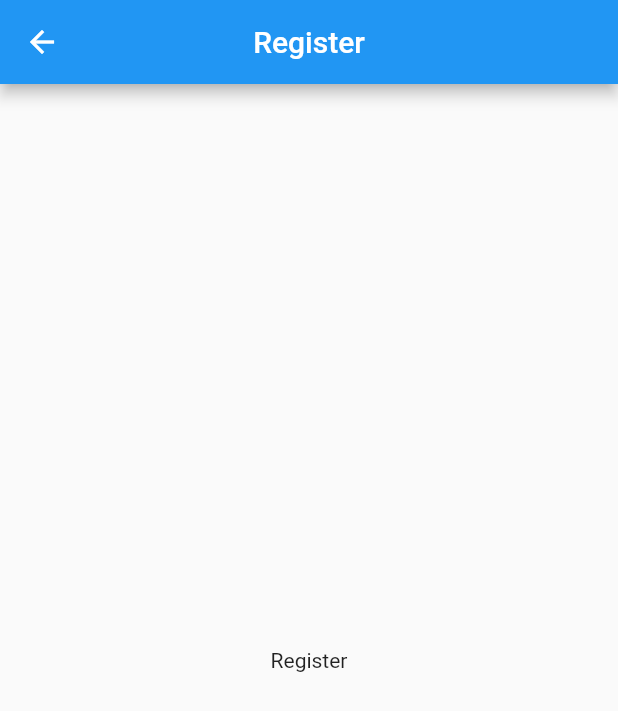
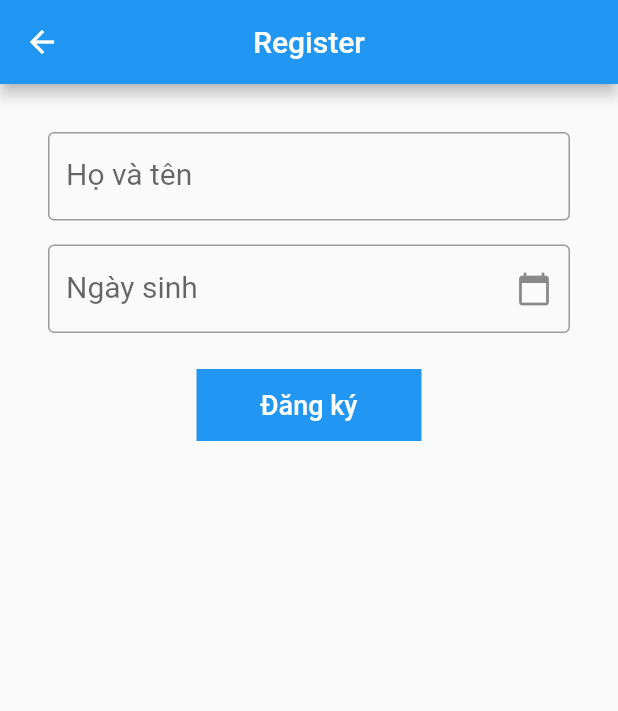
Before and after one commit to manhphan34/flutter_demo, a Flutter app: the Register screen opened by its route, on a phone screen of 412 x 824 dp. Shown: the top 711 px of the screen. Run offline on Flutter 3.47's test engine with Material 2 defaults, Android fonts, the phone set to English and light mode, and no system bars; our stand-ins replace fluttertoast, moor_flutter, shared_preferences; accounts and stored records are empty; generated files the repository leaves out were written again.

```diff
--- a/lib/src/data/moor/database.dart
+++ b/lib/src/data/moor/database.dart
@@ -11,7 +11,6 @@ class User extends Table {
   TextColumn get name => text().named('name')();
 
   DateTimeColumn get date => dateTime().nullable()();
-
 }
 
 class Category extends Table {
@@ -28,7 +27,7 @@ class Category extends Table {
 class Quiz extends Table {
   IntColumn get id => integer().autoIncrement()();
 
-  IntColumn get idCat => integer().customConstraint("UNIQUE")();
+  IntColumn get idCat => integer()();
 
   TextColumn get description => text()();
 
@@ -46,7 +45,7 @@ class Quiz extends Table {
 class Point extends Table {
   IntColumn get id => integer().autoIncrement()();
 
-  IntColumn get idCat => integer().customConstraint("UNIQUE")();
+  IntColumn get idCat => integer()();
 
   IntColumn get point => integer()();
 
@@ -55,6 +54,15 @@ class Point extends Table {
 
 @UseMoor(tables: [User, Quiz, Point, Category], daos: [ModesDao])
 class AppDatabase extends _$AppDatabase {
+  static AppDatabase _instance;
+
+  static AppDatabase getInstance() {
+    if (_instance == null) {
+      _instance = AppDatabase();
+    }
+    return _instance;
+  }
+
   AppDatabase()
       : super(FlutterQueryExecutor.inDatabaseFolder(
           path: 'db.sqlite',
@@ -85,7 +93,8 @@ class ModesDao extends DatabaseAccessor<AppDatabase> with _$ModesDaoMixin {
   }
 
   Future<void> insertCategories({List<CategoryModel> cats}) async {
-    await batch((batch) => {batch.insertAll(category, convertToCategories(cats))});
+    await batch(
+        (batch) => {batch.insertAll(category, convertToCategories(cats))});
   }
 
   Future<void> insertPoint(PointCompanion pointCompanion) {
--- a/lib/src/register/register.dart
+++ b/lib/src/screen/register/register.dart
@@ -1,11 +1,17 @@
 import 'package:flutte_demo/src/data/models/Category.dart';
 import 'package:flutte_demo/src/data/models/Quiz.dart';
+import 'package:flutte_demo/src/data/models/User.dart';
 import 'package:flutte_demo/src/data/moor/database.dart';
+import 'package:flutte_demo/src/utils/Date.dart';
 import 'package:flutter/material.dart';
 import 'package:flutter/rendering.dart';
 import 'package:flutter/services.dart';
+import 'package:fluttertoast/fluttertoast.dart';
 
 class Register extends StatelessWidget {
+  var _name = "";
+  var db = AppDatabase.getInstance().modesDao;
+
   @override
   Widget build(BuildContext context) {
     Future<bool> _onBackPressed() {
@@ -40,6 +46,7 @@ class Register extends StatelessWidget {
           false;
     }
 
+    final datePicker = DatePicker();
     return WillPopScope(
         onWillPop: _onBackPressed,
         child: Scaffold(
@@ -47,14 +54,70 @@ class Register extends StatelessWidget {
             title: Text("Register"),
             centerTitle: true,
           ),
-          body: Center(
-            child: Text("Register"),
+          body: Padding(
+            padding: EdgeInsets.only(top: 32, right: 32, left: 32),
+            child: DefaultTextStyle(
+                style: TextStyle(
+                  fontSize: 20,
+                  color: Colors.black,
+                ),
+                child: Column(
+                  children: [
+                    TextField(
+                      onChanged: (text) => _name = text,
+                      decoration: InputDecoration(
+                          labelText: "Họ và tên",
+                          labelStyle: TextStyle(fontSize: 20),
+                          border: OutlineInputBorder(
+                            borderSide:
+                                BorderSide(color: Colors.blue, width: 1.0),
+                          )),
+                    ),
+                    datePicker,
+                    Container(
+                      width: 150,
+                      color: Colors.blue,
+                      margin: EdgeInsets.only(top: 24),
+                      child: RaisedButton(
+                        color: Colors.transparent,
+                        elevation: 0,
+                        onPressed: () {
+                          if (datePicker.getDate() == null ||
+                              datePicker.getDate().toString().isEmpty ||
+                              _name.isEmpty) {
+                            Fluttertoast.showToast(
+                                msg:
+                                    "Bạn cần cung cấp đủ thông tin để đăng ký. Vui long kiểm tra lại !",
+                                toastLength: Toast.LENGTH_SHORT,
+                                gravity: ToastGravity.CENTER,
+                                timeInSecForIosWeb: 1,
+                                backgroundColor: Colors.blue,
+                                textColor: Colors.white,
+                                fontSize: 16.0);
+                            return;
+                          }
+                          print(
+                              "$_name : ${datePicker.getDate().toString()}");
+                          _createUser(
+                              context,
+                              UserModel(
+                                name: _name,
+                                date: datePicker.getDate(),
+                              ));
+                        },
+                        child: Text(
+                          "Đăng ký",
+                          style: TextStyle(color: Colors.white, fontSize: 18),
+                        ),
+                      ),
+                    )
+                  ],
+                )),
           ),
         ));
   }
 
   void _createDatabase() {
-    var db = AppDatabase().modesDao;
     _insertQuiz(db);
     _insertCategories(db);
   }
@@ -301,4 +364,70 @@ class Register extends StatelessWidget {
       CategoryModel(id: 6, name: "Film", des: "Các câu hỏi về đề tài phim ảnh")
     ]);
   }
+
+  void _createUser(BuildContext context, UserModel userModel) {
+    db.insertUser(userModel: userModel).then((value) {
+      if (value != null) {
+        print("success");
+        _createDatabase();
+        Navigator.pushNamed(context, '/home');
+      }
+    });
+  }
 }
+
+class DatePicker extends StatefulWidget {
+  final date = _DatePickSate();
+
+  DateTime getDate() => date.getDate();
+
+  @override
+  State<StatefulWidget> createState() => date;
+}
+
+class _DatePickSate extends State<DatePicker> {
+  DateTime selectedDate = DateTime.now();
+  TextEditingController controller = TextEditingController();
+
+  DateTime getDate() {
+    return selectedDate;
+  }
+
+  Future<void> _selectDate(BuildContext context) async {
+    final DateTime picked = await showDatePicker(
+        context: context,
+        initialDate: selectedDate,
+        firstDate: DateTime(1970, 8),
+        lastDate: DateTime(2101));
+    if (picked != null && picked != selectedDate)
+      setState(() {
+        selectedDate = picked;
+        controller.text = DateTimeFormat.getDate(selectedDate);
+      });
+  }
+
+  @override
+  Widget build(BuildContext context) {
+    return Container(
+      margin: EdgeInsets.only(top: 16),
+      child: TextFormField(
+        controller: controller,
+        decoration: InputDecoration(
+            labelText: "Ngày sinh",
+            labelStyle: TextStyle(
+              fontSize: 20,
+            ),
+            suffixIcon: IconButton(
+              icon: Icon(Icons.calendar_today),
+              onPressed: () {
+                FocusScope.of(context).requestFocus(FocusNode());
+                _selectDate(context);
+              },
+            ),
+            border: OutlineInputBorder(
+              borderSide: BorderSide(color: Colors.blue, width: 1.0),
+            )),
+      ),
+    );
+  }
+}
--- a/pubspec.yaml
+++ b/pubspec.yaml
@@ -26,6 +26,8 @@ dependencies:
   shared_preferences_platform_interface: ^1.0.0
   shared_preferences: '>=0.5.1 <2.0.0'
   moor_flutter: ^3.1.0
+  intl: ^0.16.1
+  fluttertoast: ^7.0.2
 
   # The following adds the Cupertino Icons font to your application.
   # Use with the CupertinoIcons class for iOS style icons.
```
Also changed, not shown: lib/src/main.dart (+5 -3 lines), lib/src/screen/home/Home.dart (added, +34 -0 lines), lib/src/utils/Date.dart (added, +9 -0 lines), lib/src/data/moor/database.g.dart, pubspec.lock.
